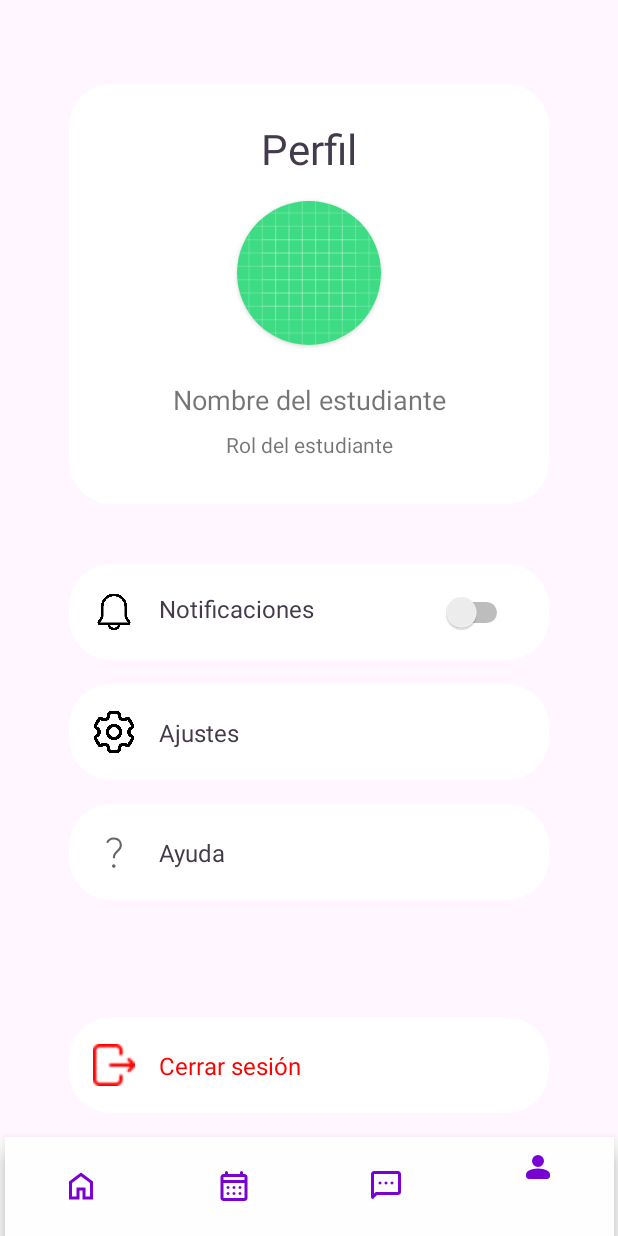
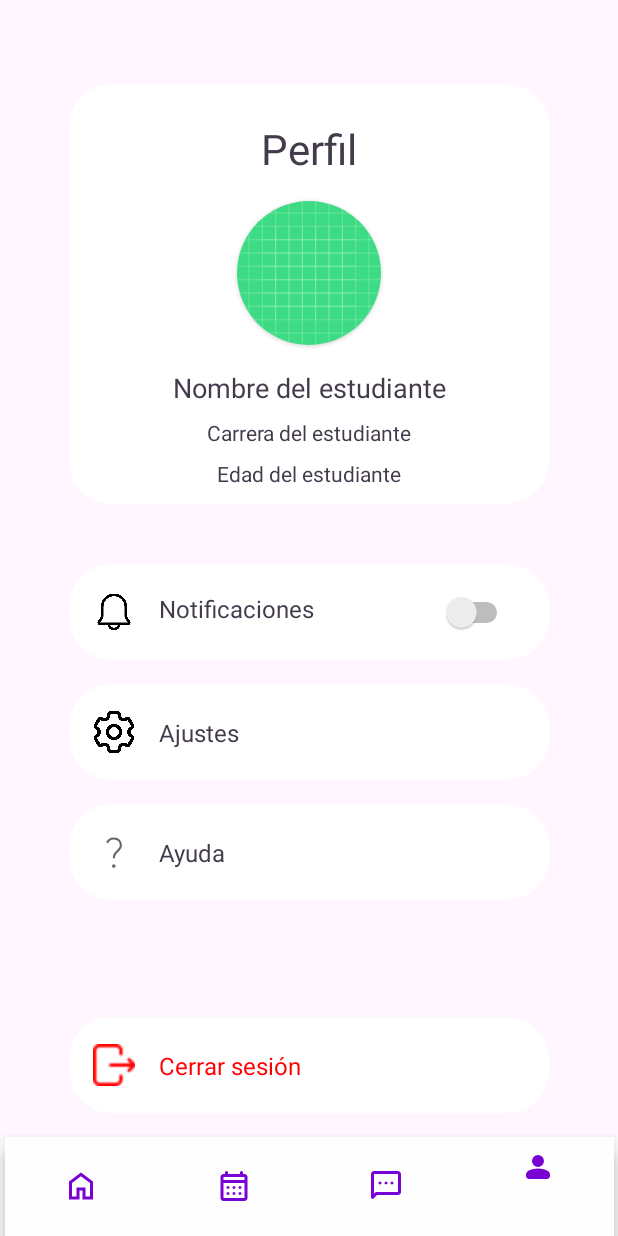
Before and after one commit to AngelicaCorrales/IcesiCare, an Android app: the screen it shows after launch (MainActivity), item 4 of the bottom bar chosen, on a phone screen of 412 x 824 dp. Run offline under Robolectric (Android 15) with nearby library versions, the light colour scheme and no system bars; Roboto replaces fonts that are not available here.

Commit message:
feat: design of student profile updated

```diff
--- a/app/src/main/res/layout/profile_fragment.xml
+++ b/app/src/main/res/layout/profile_fragment.xml
@@ -52,19 +52,21 @@
         android:id="@+id/profileName"
         android:layout_width="wrap_content"
         android:layout_height="wrap_content"
-        android:layout_marginTop="24dp"
+        android:layout_marginTop="16dp"
         android:text="Nombre del estudiante"
+        android:textColor="@color/black"
         android:textSize="18sp"
         app:layout_constraintEnd_toEndOf="@+id/imageView5"
         app:layout_constraintStart_toStartOf="@+id/imageView5"
         app:layout_constraintTop_toBottomOf="@+id/cardView4" />
 
     <TextView
-        android:id="@+id/profileRol"
+        android:id="@+id/profileCareer"
         android:layout_width="wrap_content"
         android:layout_height="wrap_content"
         android:layout_marginTop="8dp"
-        android:text="Rol del estudiante"
+        android:text="Carrera del estudiante"
+        android:textColor="@color/black"
         app:layout_constraintEnd_toEndOf="@+id/imageView5"
         app:layout_constraintStart_toStartOf="@+id/imageView5"
         app:layout_constraintTop_toBottomOf="@+id/profileName" />
@@ -244,4 +246,15 @@
         app:layout_constraintStart_toStartOf="@+id/imageView14"
         app:layout_constraintTop_toTopOf="@+id/imageView14" />
 
+    <TextView
+        android:id="@+id/profileAge"
+        android:layout_width="wrap_content"
+        android:layout_height="wrap_content"
+        android:layout_marginTop="8dp"
+        android:text="Edad del estudiante"
+        android:textColor="@color/black"
+        app:layout_constraintEnd_toEndOf="@+id/imageView5"
+        app:layout_constraintStart_toStartOf="@+id/imageView5"
+        app:layout_constraintTop_toBottomOf="@+id/profileCareer" />
+
 </androidx.constraintlayout.widget.ConstraintLayout>
```
